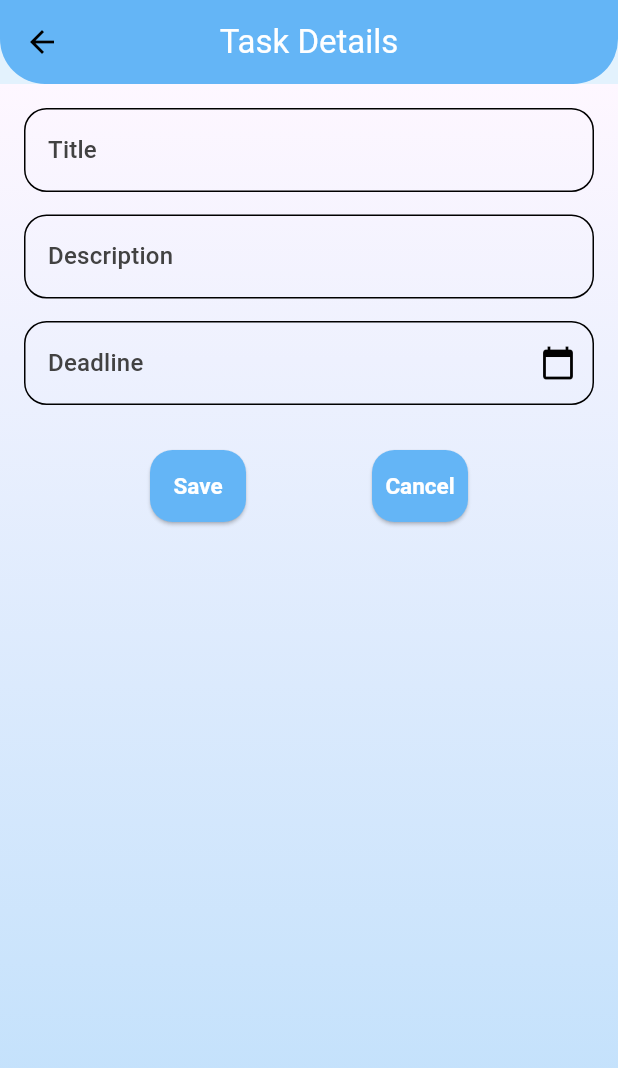
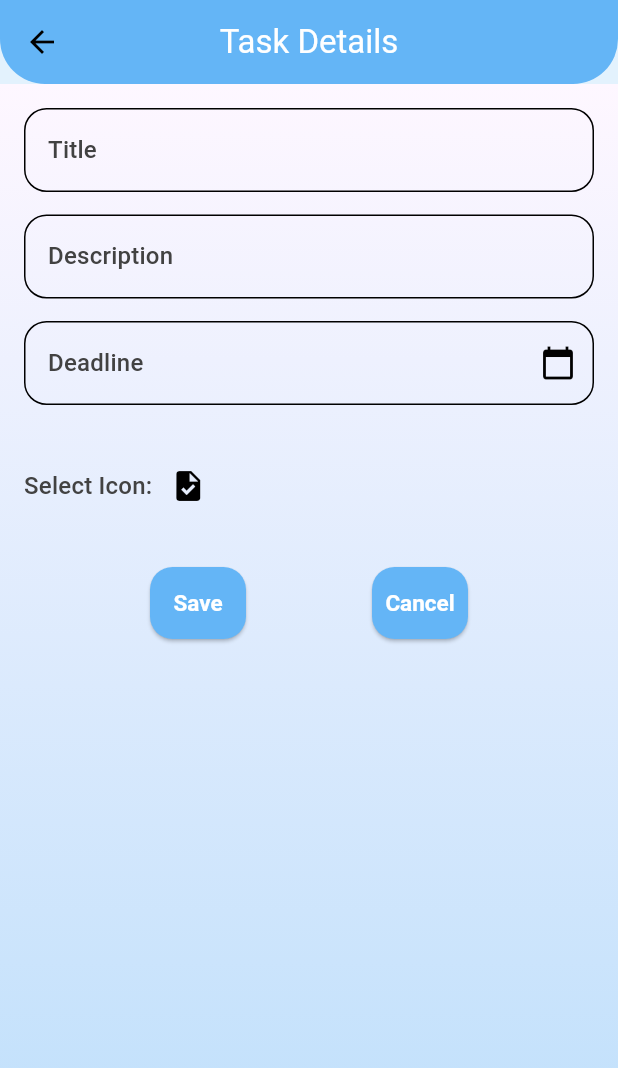
Before and after one commit to RowanYoussef/PinkDo_Todo_list, a Flutter app: the Task screen opened by its route, on a phone screen of 412 x 824 dp. Shown: the top 1068 px of the screen. Run offline on Flutter 3.47's test engine with Material 3 defaults, Android fonts, the phone set to English and light mode, and no system bars; our stand-ins replace percent_indicator, shared_preferences, sqflite; missing offline and left inert: dart:ffi; accounts and stored records are empty.

Commit message:
add an icon for each task

```diff
--- a/pinkdo/lib/database/sql.dart
+++ b/pinkdo/lib/database/sql.dart
@@ -28,7 +28,8 @@ class Sqldb {
     "task" TEXT NOT NULL,
     "completed" INTEGER,
     "Description" Text,
-    "DeadLine" Text
+    "DeadLine" Text,
+    "icon" INREGER
    )
    ''');
     await db.execute('''
@@ -36,7 +37,8 @@ class Sqldb {
     "id" INTEGER NOT NULL PRIMARY KEY AUTOINCREMENT,
     "wish" TEXT NOT NULL,
     "completed" INTEGER,
-    "Description" Text
+    "Description" Text,
+    "icon" INREGER
    )
    ''');
     print("create database");
--- /dev/null
+++ b/pinkdo/lib/icons.dart
@@ -0,0 +1,44 @@
+import 'package:flutter/material.dart';
+class icons {
+  final icon = [
+    Icons.star,
+    Icons.favorite,
+    Icons.home,
+    Icons.work,
+    Icons.school,
+    Icons.shopping_cart,
+    Icons.flight,
+    Icons.directions_car,
+    Icons.local_dining,
+    Icons.fitness_center,
+    Icons.abc,
+    Icons.task,
+    Icons.book,
+    Icons.system_security_update,
+    Icons.sports_football_sharp,
+    Icons.access_alarm,
+    Icons.phone_paused_rounded,
+    Icons.girl,
+    Icons.boy,
+    Icons.laptop,
+    Icons.call,
+    Icons.tv,
+    Icons.backpack,
+    Icons.travel_explore,
+    Icons.mobile_friendly,
+    Icons.stacked_bar_chart,
+    Icons.theater_comedy,
+    Icons.battery_2_bar_outlined,
+    Icons.beach_access,
+    Icons.shopping_cart,
+    Icons.ac_unit,
+    Icons.accessible,
+    Icons.account_box,
+    Icons.add_a_photo,
+    Icons.bathtub,
+    Icons.emoji_transportation
+  ];
+  List getIcons() {
+    return icon;
+  }
+}
--- a/pinkdo/lib/logic/task_logic.dart
+++ b/pinkdo/lib/logic/task_logic.dart
@@ -1,20 +1,27 @@
+import 'dart:ffi';
 import 'package:flutter/material.dart';
+import 'package:flutter/widgets.dart';
 import 'package:intl/intl.dart';
 import 'package:pinkdo/database/sql.dart';
+import 'package:pinkdo/icons.dart';
 
 class TaskLogic {
   TextEditingController titleController = TextEditingController();
   TextEditingController descriptionController = TextEditingController();
+  TextEditingController deadlineController = TextEditingController();
+  DateTime? selectedDate;
+  IconData? selectedIcon;
   Sqldb sqldb = Sqldb();
 
-  void saveTask(context,String? deadline) async {
+  void saveTask(context, int icon) async {
     try {
       String title = titleController.text.trim();
       String description = descriptionController.text.trim();
+      String deadline = deadlineController.text;
 
       if (title.isNotEmpty) {
         int response = await sqldb.insertData(
-            "INSERT INTO tasks (task, completed, Description, deadline) VALUES ('$title', 0, '$description', '$deadline')");
+            "INSERT INTO tasks (task, completed, Description, deadline, icon) VALUES ('$title', 0, '$description', '$deadline',$icon)");
         if (response > 0) {
           Navigator.pop(context, true);
         }
@@ -32,4 +39,60 @@ class TaskLogic {
       ));
     }
   }
+
+  Future <void> selectDate(BuildContext context) async {
+    final DateTime? picked = await showDatePicker(
+      context: context,
+      initialDate: selectedDate ?? DateTime.now(),
+      firstDate: DateTime.now(),
+      lastDate: DateTime(2100),
+    );
+    if (picked != null && picked != selectedDate) {
+      selectedDate = picked;
+      deadlineController.text = DateFormat('yyyy-MM-dd').format(selectedDate!);
+    }
+  }
+
+  Future<void> showIconPicker(BuildContext context) async {
+    icons i = icons();
+    final icon = i.getIcons();
+    await showDialog(
+      context: context,
+      builder: (BuildContext context) {
+        return AlertDialog(
+          title: Text('Choose an Icon'),
+          content: Container(
+            width: double.maxFinite,
+            height: 300,
+            child: GridView.builder(
+              gridDelegate: SliverGridDelegateWithFixedCrossAxisCount(
+                crossAxisCount: 4,
+                crossAxisSpacing: 10.0,
+                mainAxisSpacing: 10.0,
+              ),
+              itemCount: icon.length,
+              itemBuilder: (context, index) {
+                return IconButton(
+                  icon:
+                      Icon(icon[index], color: Theme.of(context).primaryColor),
+                  onPressed: () {
+                    selectedIcon = icon[index];
+                    Navigator.pop(context);
+                  },
+                );
+              },
+            ),
+          ),
+        );
+      },
+    );
+  }
+
+  IconData? getSelectedIcon() {
+    return selectedIcon;
+  }
+
+  DateTime? getSelectedDate() {
+    return selectedDate;
+  }
 }
--- a/pinkdo/lib/logic/todo_list_logic.dart
+++ b/pinkdo/lib/logic/todo_list_logic.dart
@@ -24,7 +24,7 @@ class TodoListLogic {
     await sqldb.deleteAllTasks();
   }
 
-  void openTask(Map task,context) {
+  void openTask(Map task, context) {
     showDialog(
       context: context,
       builder: (BuildContext context) {
--- a/pinkdo/lib/logic/wish_logic.dart
+++ b/pinkdo/lib/logic/wish_logic.dart
@@ -1,19 +1,22 @@
 import 'package:flutter/material.dart';
 import 'package:pinkdo/database/sql.dart';
+import 'package:pinkdo/icons.dart';
+
 class WishLogic {
   TextEditingController titleController = TextEditingController();
   TextEditingController descriptionController = TextEditingController();
+  IconData? selectedIcon;
   Sqldb sqldb = Sqldb();
 
   void saveWish(context) async {
     try {
       String title = titleController.text.trim();
       String description = descriptionController.text.trim();
-      ;
+      int icon = selectedIcon!.codePoint;
 
       if (title.isNotEmpty) {
         int response = await sqldb.insertData(
-            "INSERT INTO wishes (wish, completed, Description) VALUES ('$title', 0, '$description')");
+            "INSERT INTO wishes (wish, completed, Description, icon) VALUES ('$title', 0, '$description', $icon)");
         if (response > 0) Navigator.pop(context, true);
       } else {
         ScaffoldMessenger.of(context).showSnackBar(SnackBar(
@@ -29,4 +32,43 @@ class WishLogic {
       ));
     }
   }
+
+  Future<void> showIconPicker(BuildContext context) async {
+    icons i = icons();
+    final icon = i.getIcons();
+    await showDialog(
+      context: context,
+      builder: (BuildContext context) {
+        return AlertDialog(
+          title: Text('Choose an Icon'),
+          content: Container(
+            width: double.maxFinite,
+            height: 300,
+            child: GridView.builder(
+              gridDelegate: SliverGridDelegateWithFixedCrossAxisCount(
+                crossAxisCount: 4,
+                crossAxisSpacing: 10.0,
+                mainAxisSpacing: 10.0,
+              ),
+              itemCount: icon.length,
+              itemBuilder: (context, index) {
+                return IconButton(
+                  icon:
+                      Icon(icon[index], color: Theme.of(context).primaryColor),
+                  onPressed: () {
+                    selectedIcon = icon[index];
+                    Navigator.pop(context);
+                  },
+                );
+              },
+            ),
+          ),
+        );
+      },
+    );
+  }
+
+  IconData? getSelectedIcon() {
+    return selectedIcon;
+  }
 }
--- a/pinkdo/lib/screens/Task.dart
+++ b/pinkdo/lib/screens/Task.dart
@@ -1,7 +1,9 @@
 import 'package:flutter/material.dart';
 import 'package:intl/intl.dart';
 import 'package:pinkdo/database/sql.dart';
+import 'package:pinkdo/icons.dart';
 import 'package:pinkdo/logic/task_logic.dart';
+import 'package:pinkdo/icons.dart';
 
 class Task extends StatefulWidget {
   @override
@@ -9,26 +11,11 @@ class Task extends StatefulWidget {
 }
 
 class _TaskState extends State<Task> {
- TextEditingController deadlineController = TextEditingController();
   DateTime? selectedDate;
+  IconData? selectedIcon = Icons.task;
   TaskLogic taskLogic = TaskLogic();
   Sqldb sqldb = Sqldb();
 
-  void selectDate(BuildContext context) async {
-    final DateTime? picked = await showDatePicker(
-      context: context,
-      initialDate: selectedDate ?? DateTime.now(),
-      firstDate: DateTime.now(),
-      lastDate: DateTime(2100),
-    );
-    if (picked != null && picked != selectedDate) {
-      setState(() {
-        selectedDate = picked;
-        deadlineController.text =
-            DateFormat('yyyy-MM-dd').format(selectedDate!);
-      });
-    }
-  }
   @override
   Widget build(BuildContext context) {
     TextStyle? textStyle = Theme.of(context)
@@ -81,7 +68,7 @@ class _TaskState extends State<Task> {
               ),
               SizedBox(height: 15),
               TextField(
-                controller:taskLogic.descriptionController,
+                controller: taskLogic.descriptionController,
                 style: textStyle,
                 decoration: InputDecoration(
                   labelText: 'Description',
@@ -98,10 +85,10 @@ class _TaskState extends State<Task> {
               ),
               SizedBox(height: 15),
               TextField(
-                controller: deadlineController,
+                controller: taskLogic.deadlineController,
                 style: textStyle,
                 decoration: InputDecoration(
-                  labelText: 'Deadline',
+                  labelText: selectedDate != null ? '$selectedDate' :'Deadline',
                   labelStyle: textStyle,
                   border: OutlineInputBorder(
                     borderRadius: BorderRadius.circular(15),
@@ -113,8 +100,11 @@ class _TaskState extends State<Task> {
                   ),
                   suffixIcon: IconButton(
                     icon: Icon(Icons.calendar_today),
-                    onPressed: () {
-                      selectDate(context);
+                    onPressed: () async {
+                      await taskLogic.selectDate(context);
+                      setState(() {
+                        selectedDate = taskLogic.getSelectedDate();
+                      });
                     },
                   ),
                 ),
@@ -122,11 +112,31 @@ class _TaskState extends State<Task> {
               ),
               SizedBox(height: 30),
               Row(
+                children: [
+                  Text(
+                    'Select Icon:',
+                    style: textStyle,
+                  ),
+                  IconButton(
+                    icon: selectedIcon == null
+                        ? Icon(Icons.add)
+                        : Icon(selectedIcon),
+                    onPressed: () async {
+                      await taskLogic.showIconPicker(context);
+                      setState(() {
+                        selectedIcon = taskLogic.getSelectedIcon();
+                      });
+                    },
+                  ),
+                ],
+              ),
+              SizedBox(height: 30),
+              Row(
                 mainAxisAlignment: MainAxisAlignment.spaceEvenly,
                 children: <Widget>[
                   ElevatedButton(
                     onPressed: () {
-                      taskLogic.saveTask(context,deadlineController.text);
+                      taskLogic.saveTask(context, selectedIcon!.codePoint);
                     },
                     child: Text(
                       'Save',
--- a/pinkdo/lib/screens/TodoList.dart
+++ b/pinkdo/lib/screens/TodoList.dart
@@ -54,7 +54,7 @@ class _TodoListState extends State<TodoList> {
                           },
                         ),
                         ListTile(
-                          leading: Icon(Icons.star,
+                          leading: Icon(Icons.favorite,
                               color: Theme.of(context).colorScheme.primary),
                           title: Text('Your Wishes',
                               style: TextStyle(
@@ -202,7 +202,10 @@ class _TodoListState extends State<TodoList> {
                                               .colorScheme
                                               .primary,
                                           child: Icon(
-                                            Icons.task,
+                                            task['icon'] != ''
+                                                ? IconData(task['icon'],
+                                                    fontFamily: 'MaterialIcons')
+                                                : Icons.task,
                                             color: Colors.white,
                                           ),
                                         ),
--- a/pinkdo/lib/screens/Wish.dart
+++ b/pinkdo/lib/screens/Wish.dart
@@ -10,6 +10,7 @@ class Wish extends StatefulWidget {
 
 class _WishState extends State<Wish> {
   WishLogic wishLogic = WishLogic();
+  IconData? selectedIcon = Icons.favorite;
 
   @override
   Widget build(BuildContext context) {
@@ -78,6 +79,26 @@ class _WishState extends State<Wish> {
                 ),
               ),
               SizedBox(height: 30),
+                            Row(
+                children: [
+                  Text(
+                    'Select Icon:',
+                    style: textStyle,
+                  ),
+                  IconButton(
+                    icon: selectedIcon == null
+                        ? Icon(Icons.add)
+                        : Icon(selectedIcon),
+                    onPressed: () async {
+                      await wishLogic.showIconPicker(context);
+                      setState(() {
+                        selectedIcon = wishLogic.getSelectedIcon();
+                      });
+                    },
+                  ),
+                ],
+              ),
+             SizedBox(height: 30),
               Row(
                 mainAxisAlignment: MainAxisAlignment.spaceEvenly,
                 children: <Widget>[
--- a/pinkdo/lib/screens/wish_list.dart
+++ b/pinkdo/lib/screens/wish_list.dart
@@ -179,7 +179,10 @@ class _WishListState extends State<WishList> {
                                               .colorScheme
                                               .primary,
                                           child: Icon(
-                                            Icons.star,
+                                                wish['icon'] != ''
+                                                ? IconData(wish['icon'],
+                                                    fontFamily: 'MaterialIcons')
+                                                : Icons.favorite,
                                             color: Colors.white,
                                           ),
                                         ),
```
